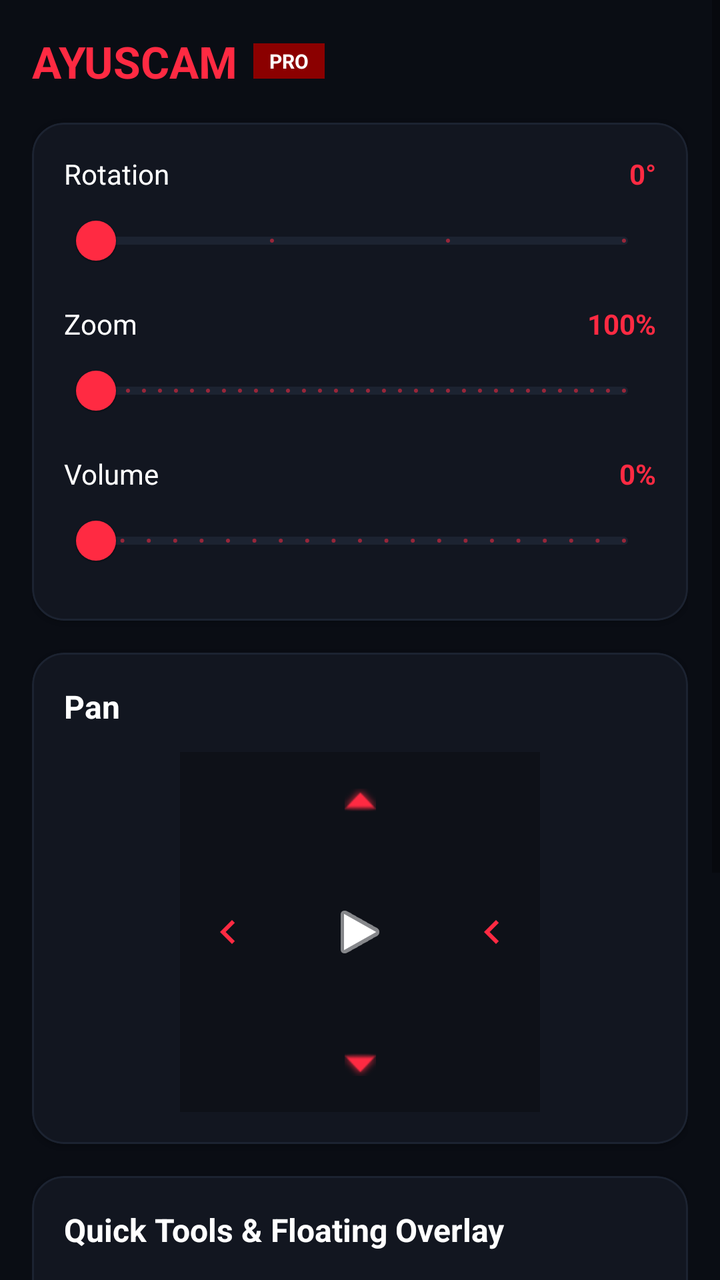
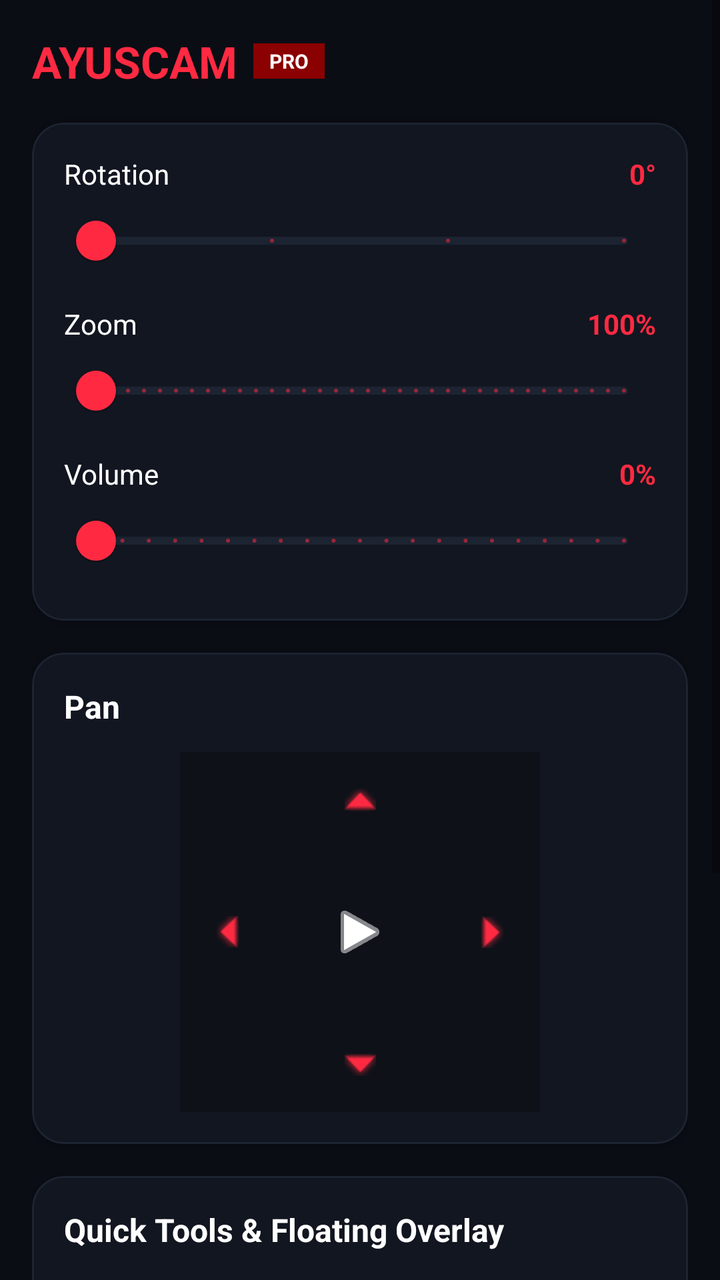

Before-and-after screenshots of an Android layout around one commit, followed by the original layout XML and the change that was made.
<!-- AndroidManifest.xml: application theme Theme.VCAM -->
<!-- res/layout/fragment_control.xml -->
<?xml version="1.0" encoding="utf-8"?>
<ScrollView xmlns:android="http://schemas.android.com/apk/res/android"
    xmlns:app="http://schemas.android.com/apk/res-auto"
    android:layout_width="match_parent"
    android:layout_height="match_parent"
    android:background="@color/bg_black"
    android:fillViewport="true">

    <LinearLayout
        android:layout_width="match_parent"
        android:layout_height="wrap_content"
        android:orientation="vertical"
        android:padding="16dp">

        <LinearLayout
            android:layout_width="match_parent"
            android:layout_height="wrap_content"
            android:gravity="center_vertical"
            android:orientation="horizontal"
            android:layout_marginBottom="16dp">

            <TextView
                android:layout_width="wrap_content"
                android:layout_height="wrap_content"
                android:text="@string/app_name"
                android:textColor="@color/accent_red"
                android:textSize="22sp"
                android:textStyle="bold" />

            <TextView
                android:layout_width="wrap_content"
                android:layout_height="wrap_content"
                android:layout_marginStart="8dp"
                android:background="@color/accent_red_dark"
                android:paddingStart="8dp"
                android:paddingTop="2dp"
                android:paddingEnd="8dp"
                android:paddingBottom="2dp"
                android:text="@string/app_badge"
                android:textColor="@color/text_main"
                android:textSize="10sp"
                android:textStyle="bold" />
        </LinearLayout>

        <com.google.android.material.card.MaterialCardView
            android:layout_width="match_parent"
            android:layout_height="wrap_content"
            android:layout_marginBottom="16dp"
            app:cardBackgroundColor="@color/card_dark"
            app:cardCornerRadius="16dp"
            app:strokeColor="@color/card_stroke"
            app:strokeWidth="1dp">

            <LinearLayout
                android:layout_width="match_parent"
                android:layout_height="wrap_content"
                android:orientation="vertical"
                android:padding="16dp">

                <RelativeLayout
                    android:layout_width="match_parent"
                    android:layout_height="wrap_content">
                    <TextView
                        android:layout_width="wrap_content"
                        android:layout_height="wrap_content"
                        android:text="@string/rotation"
                        android:textColor="@color/text_main"
                        android:textSize="14sp" />
                    <TextView
                        android:id="@+id/tv_rotation_val"
                        android:layout_width="wrap_content"
                        android:layout_height="wrap_content"
                        android:layout_alignParentEnd="true"
                        android:text="0°"
                        android:textColor="@color/accent_red"
                        android:textStyle="bold" />
                </RelativeLayout>

                <com.google.android.material.slider.Slider
                    android:id="@+id/slider_rotation"
                    android:layout_width="match_parent"
                    android:layout_height="wrap_content"
                    android:valueFrom="0"
                    android:valueTo="270"
                    android:stepSize="90"
                    app:thumbColor="@color/accent_red"
                    app:trackColorActive="@color/accent_red"
                    app:trackColorInactive="@color/card_stroke" />

                <RelativeLayout
                    android:layout_width="match_parent"
                    android:layout_height="wrap_content"
                    android:layout_marginTop="8dp">
                    <TextView
                        android:layout_width="wrap_content"
                        android:layout_height="wrap_content"
                        android:text="@string/zoom"
                        android:textColor="@color/text_main"
                        android:textSize="14sp" />
                    <TextView
                        android:id="@+id/tv_zoom_val"
                        android:layout_width="wrap_content"
                        android:layout_height="wrap_content"
                        android:layout_alignParentEnd="true"
                        android:text="100%"
                        android:textColor="@color/accent_red"
                        android:textStyle="bold" />
                </RelativeLayout>

                <com.google.android.material.slider.Slider
                    android:id="@+id/slider_zoom"
                    android:layout_width="match_parent"
                    android:layout_height="wrap_content"
                    android:valueFrom="0"
                    android:valueTo="200"
                    android:stepSize="5"
                    app:thumbColor="@color/accent_red"
                    app:trackColorActive="@color/accent_red"
                    app:trackColorInactive="@color/card_stroke" />

                <RelativeLayout
                    android:layout_width="match_parent"
                    android:layout_height="wrap_content"
                    android:layout_marginTop="8dp">
                    <TextView
                        android:layout_width="wrap_content"
                        android:layout_height="wrap_content"
                        android:text="@string/volume"
                        android:textColor="@color/text_main"
                        android:textSize="14sp" />
                    <TextView
                        android:id="@+id/tv_volume_val"
                        android:layout_width="wrap_content"
                        android:layout_height="wrap_content"
                        android:layout_alignParentEnd="true"
                        android:text="0%"
                        android:textColor="@color/accent_red"
                        android:textStyle="bold" />
                </RelativeLayout>

                <com.google.android.material.slider.Slider
                    android:id="@+id/slider_volume"
                    android:layout_width="match_parent"
                    android:layout_height="wrap_content"
                    android:valueFrom="0"
                    android:valueTo="100"
                    android:stepSize="5"
                    app:thumbColor="@color/accent_red"
                    app:trackColorActive="@color/accent_red"
                    app:trackColorInactive="@color/card_stroke" />
            </LinearLayout>
        </com.google.android.material.card.MaterialCardView>

        <com.google.android.material.card.MaterialCardView
            android:layout_width="match_parent"
            android:layout_height="wrap_content"
            android:layout_marginBottom="16dp"
            app:cardBackgroundColor="@color/card_dark"
            app:cardCornerRadius="16dp"
            app:strokeColor="@color/card_stroke"
            app:strokeWidth="1dp">

            <LinearLayout
                android:layout_width="match_parent"
                android:layout_height="wrap_content"
                android:orientation="vertical"
                android:padding="16dp">

                <TextView
                    android:layout_width="wrap_content"
                    android:layout_height="wrap_content"
                    android:text="@string/pan"
                    android:textColor="@color/text_main"
                    android:textSize="16sp"
                    android:textStyle="bold" />

                <RelativeLayout
                    android:layout_width="180dp"
                    android:layout_height="180dp"
                    android:layout_gravity="center_horizontal"
                    android:layout_marginTop="12dp"
                    android:background="@color/inner_box_dark">

                    <ImageButton
                        android:id="@+id/btn_pan_up"
                        android:layout_width="48dp"
                        android:layout_height="48dp"
                        android:layout_alignParentTop="true"
                        android:layout_centerHorizontal="true"
                        android:background="?attr/selectableItemBackgroundBorderless"
                        android:src="@android:drawable/arrow_up_float"
                        app:tint="@color/accent_red" />

                    <ImageButton
                        android:id="@+id/btn_pan_down"
                        android:layout_width="48dp"
                        android:layout_height="48dp"
                        android:layout_alignParentBottom="true"
                        android:layout_centerHorizontal="true"
                        android:background="?attr/selectableItemBackgroundBorderless"
                        android:src="@android:drawable/arrow_down_float"
                        app:tint="@color/accent_red" />

                    
                    <ImageButton
                        android:id="@+id/btn_pan_left"
                        android:layout_width="48dp"
                        android:layout_height="48dp"
                        android:layout_alignParentStart="true"
                        android:layout_centerVertical="true"
                        android:background="?attr/selectableItemBackgroundBorderless"
                        android:src="@drawable/ic_arrow_left"
                        app:tint="@color/accent_red" />

                    
                    <ImageButton
                        android:id="@+id/btn_pan_right"
                        android:layout_width="48dp"
                        android:layout_height="48dp"
                        android:layout_alignParentEnd="true"
                        android:layout_centerVertical="true"
                        android:background="?attr/selectableItemBackgroundBorderless"
                        android:src="@drawable/ic_arrow_right"
                        app:tint="@color/accent_red" />

                    <ImageButton
                        android:id="@+id/btn_pan_center"
                        android:layout_width="48dp"
                        android:layout_height="48dp"
                        android:layout_centerInParent="true"
                        android:background="?attr/selectableItemBackgroundBorderless"
                        android:src="@android:drawable/ic_media_play"
                        app:tint="@color/text_main" />
                </RelativeLayout>
            </LinearLayout>
        </com.google.android.material.card.MaterialCardView>

        <com.google.android.material.card.MaterialCardView
            android:layout_width="match_parent"
            android:layout_height="wrap_content"
            android:layout_marginBottom="16dp"
            app:cardBackgroundColor="@color/card_dark"
            app:cardCornerRadius="16dp"
            app:strokeColor="@color/card_stroke"
            app:strokeWidth="1dp">

            <LinearLayout
                android:layout_width="match_parent"
                android:layout_height="wrap_content"
                android:orientation="vertical"
                android:padding="16dp">

                <TextView
                    android:layout_width="wrap_content"
                    android:layout_height="wrap_content"
                    android:text="@string/quick_tools"
                    android:textColor="@color/text_main"
                    android:textSize="16sp"
                    android:textStyle="bold" />

                <com.google.android.material.button.MaterialButton
                    android:id="@+id/btn_hud_toggle"
                    android:layout_width="match_parent"
                    android:layout_height="52dp"
                    android:layout_marginTop="12dp"
                    android:text="@string/show_floating_hud"
                    android:textColor="@color/text_main"
                    app:backgroundTint="@color/accent_red"
                    app:cornerRadius="10dp" />
            </LinearLayout>
        </com.google.android.material.card.MaterialCardView>

        <com.google.android.material.card.MaterialCardView
            android:layout_width="match_parent"
            android:layout_height="wrap_content"
            android:layout_marginBottom="80dp"
            app:cardBackgroundColor="@color/card_dark"
            app:cardCornerRadius="16dp"
            app:strokeColor="@color/card_stroke"
            app:strokeWidth="1dp">

            <LinearLayout
                android:layout_width="match_parent"
                android:layout_height="wrap_content"
                android:orientation="vertical"
                android:padding="16dp">

                <TextView
                    android:layout_width="wrap_content"
                    android:layout_height="wrap_content"
                    android:text="@string/aspect_ratio"
                    android:textColor="@color/text_main"
                    android:textSize="16sp"
                    android:textStyle="bold" />

                <LinearLayout
                    android:layout_width="match_parent"
                    android:layout_height="wrap_content"
                    android:layout_marginTop="12dp"
                    android:orientation="horizontal"
                    android:weightSum="3">

                    <com.google.android.material.button.MaterialButton
                        android:id="@+id/btn_scale_fill"
                        android:layout_width="0dp"
                        android:layout_height="wrap_content"
                        android:layout_marginEnd="4dp"
                        android:layout_weight="1"
                        android:text="@string/fill"
                        android:textColor="@color/text_main"
                        app:backgroundTint="@color/inner_box_dark"
                        app:cornerRadius="8dp" />

                    <com.google.android.material.button.MaterialButton
                        android:id="@+id/btn_scale_stretch"
                        android:layout_width="0dp"
                        android:layout_height="wrap_content"
                        android:layout_marginEnd="4dp"
                        android:layout_weight="1"
                        android:text="@string/stretch"
                        android:textColor="@color/text_main"
                        app:backgroundTint="@color/inner_box_dark"
                        app:cornerRadius="8dp" />
                    
                    <com.google.android.material.button.MaterialButton
                        android:id="@+id/btn_scale_fit"
                        android:layout_width="0dp"
                        android:layout_height="wrap_content"
                        android:layout_weight="1"
                        android:text="@string/fit"
                        android:textColor="@color/text_main"
                        app:backgroundTint="@color/inner_box_dark"
                        app:cornerRadius="8dp" />
                </LinearLayout>
            </LinearLayout>
        </com.google.android.material.card.MaterialCardView>
    </LinearLayout>
</ScrollView>
<!-- resources referenced by this layout -->
<resources>
  <color name="accent_red">#FF2A42</color>
  <color name="accent_red_dark">#8B0000</color>
  <color name="bg_black">#0A0D14</color>
  <color name="card_dark">#121620</color>
  <color name="card_stroke">#1C2331</color>
  <color name="inner_box_dark">#0E1118</color>
  <color name="text_main">#FFFFFF</color>
  <!-- drawable ic_arrow_left (drawable) -->
  <?xml version="1.0" encoding="utf-8"?>
  <vector xmlns:android="http://schemas.android.com/apk/res/android"
      android:width="24dp" android:height="24dp"
      android:viewportWidth="24" android:viewportHeight="24">
      <path
          android:fillColor="#FFFFFFFF"
          android:pathData="M15.41,16.59L10.83,12l4.58,-4.59L14,6l-6,6 6,6z"/>
  </vector>
  <!-- drawable ic_arrow_right (drawable) -->
  <?xml version="1.0" encoding="utf-8"?>
  <vector xmlns:android="http://schemas.android.com/apk/res/android"
      android:width="24dp" android:height="24dp"
      android:viewportWidth="24" android:viewportHeight="24">
      <path
          android:fillColor="#FFFFFFFF"
          android:pathData="M15.41,16.59L10.83,12l4.58,-4.59L14,6l-6,6 6,6z"/>
  </vector>
  <string name="app_badge">PRO</string>
  <string name="app_name">AYUSCAM</string>
  <string name="aspect_ratio">Aspect Ratio</string>
  <string name="fill">Fill</string>
  <string name="fit">Fit</string>
  <string name="pan">Pan</string>
  <string name="quick_tools">Quick Tools &amp; Floating Overlay</string>
  <string name="rotation">Rotation</string>
  <string name="show_floating_hud">Show Floating HUD</string>
  <string name="stretch">Stretch</string>
  <string name="volume">Volume</string>
  <string name="zoom">Zoom</string>
  <style name="Theme.VCAM" parent="Theme.MaterialComponents.DayNight.NoActionBar">
          <item name="colorPrimary">@color/accent_red</item>
          <item name="colorPrimaryVariant">@color/bg_black</item>
          <item name="colorOnPrimary">@color/text_main</item>
          <item name="colorSecondary">@color/accent_red</item>
          <item name="android:windowBackground">@color/bg_black</item>
          <item name="android:textColor">@color/text_main</item>
      </style>
</resources>

<!-- the commit's change to res/layout/fragment_control.xml (unified diff, before → after) -->
@@ -209,7 +209,8 @@
                         android:layout_alignParentStart="true"
                         android:layout_centerVertical="true"
                         android:background="?attr/selectableItemBackgroundBorderless"
-                        android:src="@drawable/ic_arrow_left"
+                        android:src="@android:drawable/arrow_up_float"
+                        android:rotation="-90"
                         app:tint="@color/accent_red" />
 
                     
@@ -220,7 +221,8 @@
                         android:layout_alignParentEnd="true"
                         android:layout_centerVertical="true"
                         android:background="?attr/selectableItemBackgroundBorderless"
-                        android:src="@drawable/ic_arrow_right"
+                        android:src="@android:drawable/arrow_up_float"
+                        android:rotation="90"
                         app:tint="@color/accent_red" />
 
                     <ImageButton
<!-- resource entries referenced after the edit -->
@@ -7,24 +7,6 @@
   <color name="card_stroke">#1C2331</color>
   <color name="inner_box_dark">#0E1118</color>
   <color name="text_main">#FFFFFF</color>
-  <!-- drawable ic_arrow_left (drawable) -->
-  <?xml version="1.0" encoding="utf-8"?>
-  <vector xmlns:android="http://schemas.android.com/apk/res/android"
-      android:width="24dp" android:height="24dp"
-      android:viewportWidth="24" android:viewportHeight="24">
-      <path
-          android:fillColor="#FFFFFFFF"
-          android:pathData="M15.41,16.59L10.83,12l4.58,-4.59L14,6l-6,6 6,6z"/>
-  </vector>
-  <!-- drawable ic_arrow_right (drawable) -->
-  <?xml version="1.0" encoding="utf-8"?>
-  <vector xmlns:android="http://schemas.android.com/apk/res/android"
-      android:width="24dp" android:height="24dp"
-      android:viewportWidth="24" android:viewportHeight="24">
-      <path
-          android:fillColor="#FFFFFFFF"
-          android:pathData="M15.41,16.59L10.83,12l4.58,-4.59L14,6l-6,6 6,6z"/>
-  </vector>
   <string name="app_badge">PRO</string>
   <string name="app_name">AYUSCAM</string>
   <string name="aspect_ratio">Aspect Ratio</string>
